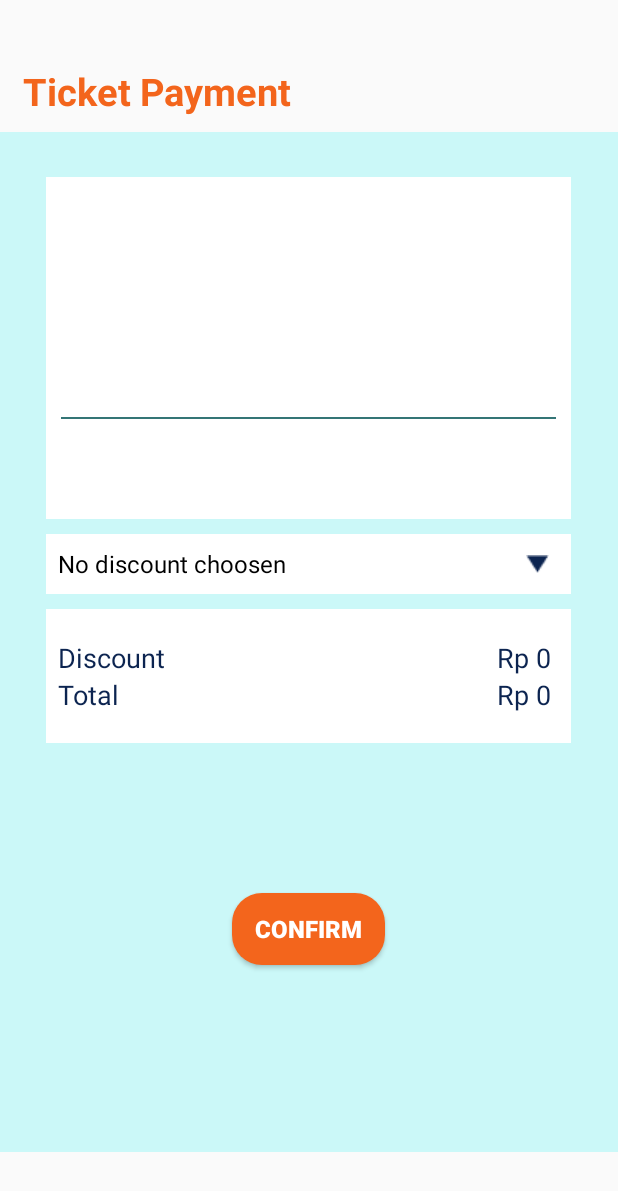
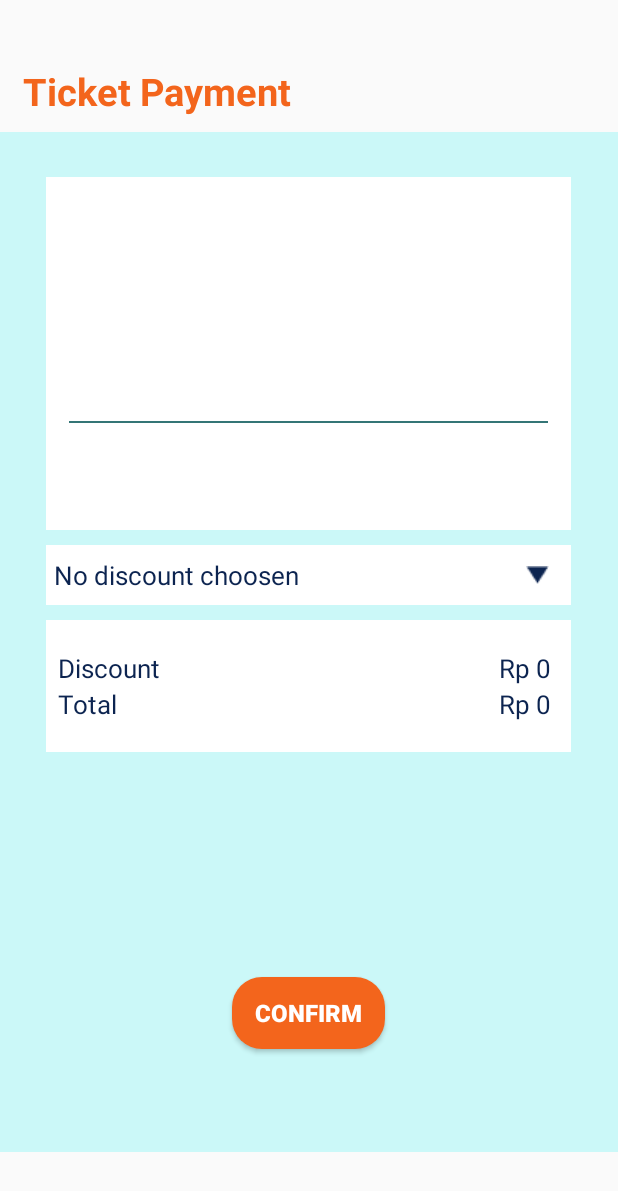
Before and after one commit to NadiaClarissaHermawan/Sunnyside-Shuttle, an Android app: the fragment PaymentFragment shown on its own in the app's theme, on a phone screen of 412 x 824 dp. Shown: the top 1191 px of the screen. Run offline under Robolectric (Android 15) with nearby library versions, the phone set to English and light mode, and no system bars; libraries missing offline, so code that uses them is left out: org.parceler; 1 statement that could not run was skipped.

Commit message:
final finishing :)

```diff
--- a/app/src/main/java/com/example/tubesp3b_2/MainActivity.java
+++ b/app/src/main/java/com/example/tubesp3b_2/MainActivity.java
@@ -243,6 +243,7 @@ public class MainActivity extends AppCompatActivity{
             this.changePage(1);
         }else if(this.currentFragment == this.paymentFragment){
             this.seatFragment.resetVehicleType();
+            this.paymentFragment.resetDiscount();
             this.changePage(2);
         }else if(this.currentFragment == this.landingPageFragment){
             this.changePage(-1);
--- a/app/src/main/java/com/example/tubesp3b_2/SplashScreenActivity.java
+++ b/app/src/main/java/com/example/tubesp3b_2/SplashScreenActivity.java
@@ -141,6 +141,7 @@ public class SplashScreenActivity extends AppCompatActivity implements IBoarding
             this.showBoardingScreen();
         //move intent
         }else{
+            binding.containerSplashLanding.setVisibility(View.GONE);
             this.changeIntent(uname, token);
         }
     }
@@ -155,9 +156,10 @@ public class SplashScreenActivity extends AppCompatActivity implements IBoarding
         this.viewPager.postDelayed(new Runnable() {
             @Override
             public void run() {
+                binding.containerSplashLanding.setVisibility(View.GONE);
                 viewPager.setAdapter(pagerAdapter);
             }
-        }, 5000);
+        }, 7500);
     }
 
 
--- a/app/src/main/java/com/example/tubesp3b_2/view/PaymentFragment.java
+++ b/app/src/main/java/com/example/tubesp3b_2/view/PaymentFragment.java
@@ -17,6 +17,7 @@ import androidx.fragment.app.FragmentManager;
 import androidx.fragment.app.FragmentResultListener;
 
 import com.example.tubesp3b_2.MainActivity;
+import com.example.tubesp3b_2.R;
 import com.example.tubesp3b_2.databinding.PaymentFailedDialogBinding;
 import com.example.tubesp3b_2.databinding.PaymentFragmentBinding;
 import com.example.tubesp3b_2.databinding.PaymentSucceedDialogBinding;
@@ -85,7 +86,7 @@ public class PaymentFragment extends Fragment implements View.OnClickListener {
         this.binding.tvRutePayment.setText(this.order.getSource() + " to "+this.order.getDestination());
         this.binding.tvTanggalPayment.setText(this.order.getDate() + "   "+this.order.getHour()+":00");
         this.binding.tvVehicle.setText(this.order.getVehicle() + " car");
-        this.binding.tvFee.setText("Each seat fee : " + this.order.getFee());
+        this.binding.tvFee.setText("Each seat fee : Rp " + this.order.getFee());
         this.binding.tvJumlahTicket.setText(this.order.getSeats().size() + "x Ticket(s)");
         this.binding.tvTicketSeat.setText(this.formatSeats());
         this.rawTotal = this.order.getSeats().size() * this.order.getFee();
@@ -105,7 +106,7 @@ public class PaymentFragment extends Fragment implements View.OnClickListener {
 
         //setup spinner
         this.spinnerDiscount = (Spinner) this.binding.spinnerDiscount;
-        ArrayAdapter<String> adp = new ArrayAdapter<String> (this.getContext(), android.R.layout.simple_spinner_dropdown_item, discounts);
+        ArrayAdapter<String> adp = new ArrayAdapter<String> (this.getContext(), R.layout.spinner_layout, discounts);
         spinnerDiscount.setAdapter(adp);
         spinnerDiscount.setSelected(true);
 
@@ -137,6 +138,12 @@ public class PaymentFragment extends Fragment implements View.OnClickListener {
                 //do nothing
             }
         });
+    }
+
+
+    //reset discount
+    public void resetDiscount(){
+        this.spinnerDiscount.setSelection(0);
     }
 
 
--- a/app/src/main/java/com/example/tubesp3b_2/view/SeatFragment.java
+++ b/app/src/main/java/com/example/tubesp3b_2/view/SeatFragment.java
@@ -373,6 +373,7 @@ public class SeatFragment extends Fragment implements View.OnClickListener, View
             }
         });
         ShakeDetector.start();
+        ShakeDetector.updateConfiguration(5, 3);
     }
 
 
--- a/app/src/main/res/layout/login_fragment.xml
+++ b/app/src/main/res/layout/login_fragment.xml
@@ -78,7 +78,7 @@
         app:layout_constraintEnd_toEndOf="parent"
         app:layout_constraintStart_toStartOf="parent"
         app:layout_constraintTop_toBottomOf="@+id/et_login_username"
-        app:layout_constraintVertical_bias="0.0"
+        app:layout_constraintVertical_bias="0.02"
         app:layout_constraintWidth_percent=".8" />
 
     <TextView
--- a/app/src/main/res/layout/on_boarding_2_fragment.xml
+++ b/app/src/main/res/layout/on_boarding_2_fragment.xml
@@ -1,9 +1,9 @@
 <?xml version="1.0" encoding="utf-8"?>
 <!--in case aboleh pake constraint layout-->
-<RelativeLayout
-    xmlns:android="http://schemas.android.com/apk/res/android"
+<RelativeLayout xmlns:android="http://schemas.android.com/apk/res/android"
     android:layout_width="match_parent"
-    android:layout_height="match_parent">
+    android:layout_height="match_parent"
+    xmlns:app="http://schemas.android.com/apk/res-auto">
 
     <!--container logo & menu skip-->
     <RelativeLayout
--- a/app/src/main/res/layout/payment_fragment.xml
+++ b/app/src/main/res/layout/payment_fragment.xml
@@ -41,7 +41,7 @@
             android:layout_marginTop="30dp"
             android:background="@color/white"
             android:orientation="vertical"
-            android:padding="10dp">
+            android:padding="15dp">
 
             <!--TextView Rute-->
             <TextView
@@ -51,7 +51,7 @@
                 android:layout_height="wrap_content"
                 android:layout_marginTop="10dp"
                 android:textColor="@color/medium_dark_blue"
-                android:textSize="18sp" />
+                android:textSize="17sp" />
 
             <!--TextView Tanggal-->
             <TextView
@@ -61,7 +61,7 @@
                 android:layout_height="wrap_content"
                 android:layout_marginTop="5dp"
                 android:textColor="@color/medium_dark_blue"
-                android:textSize="18sp" />
+                android:textSize="17sp" />
 
             <!--TextView Jenis Mobil-->
             <TextView
@@ -71,7 +71,7 @@
                 android:layout_height="wrap_content"
                 android:layout_marginTop="5dp"
                 android:textColor="@color/medium_dark_blue"
-                android:textSize="18sp" />
+                android:textSize="17sp" />
 
             <!--TextView Jenis Mobil-->
             <TextView
@@ -81,7 +81,7 @@
                 android:layout_height="wrap_content"
                 android:layout_marginTop="5dp"
                 android:textColor="@color/medium_dark_blue"
-                android:textSize="18sp" />
+                android:textSize="17sp" />
 
             <!--Horizontal Line-->
             <View
@@ -103,7 +103,7 @@
                     android:layout_height="wrap_content"
                     android:layout_marginTop="10dp"
                     android:textColor="@color/medium_dark_blue"
-                    android:textSize="18sp"
+                    android:textSize="17sp"
                     android:textStyle="bold" />
 
                 <!--TextView Seat-->
@@ -114,7 +114,7 @@
                     android:layout_height="wrap_content"
                     android:layout_marginTop="32dp"
                     android:textColor="@color/medium_dark_blue"
-                    android:textSize="18sp"
+                    android:textSize="17sp"
                     android:textStyle="bold" />
 
                 <!--TextView Total-->
@@ -126,7 +126,7 @@
                     android:layout_alignParentRight="true"
                     android:layout_marginTop="10dp"
                     android:textColor="@color/medium_dark_blue"
-                    android:textSize="18sp"
+                    android:textSize="17sp"
                     android:textStyle="bold" />
             </RelativeLayout>
         </LinearLayout>
@@ -147,7 +147,7 @@
                 android:layout_width="350dp"
                 android:layout_height="40dp"
                 android:textColor="@color/medium_dark_blue"
-                android:textSize="18sp" />
+                android:textSize="17sp" />
 
             <!--Final Price container-->
             <RelativeLayout
@@ -161,13 +161,13 @@
 
                 <TextView
                     android:id="@+id/discount_title"
+                    fontPath="fonts/MontserratRegular.ttf"
                     android:layout_width="wrap_content"
                     android:layout_height="wrap_content"
                     android:layout_marginLeft="8dp"
                     android:text="@string/discount_title"
                     android:textColor="@color/dark_blue"
-                    android:textSize="18sp"
-                    fontPath="fonts/MontserratRegular.ttf"/>
+                    android:textSize="17sp" />
 
                 <TextView
                     android:id="@+id/discount_amount"
@@ -176,19 +176,19 @@
                     android:layout_height="wrap_content"
                     android:layout_alignParentRight="true"
                     android:layout_marginRight="13dp"
-                    android:textSize="18sp"
+                    android:textSize="17sp"
                     android:textColor="@color/dark_blue"/>
 
                 <TextView
                     android:id="@+id/final_total_title"
+                    fontPath="fonts/MontserratBold.ttf"
                     android:layout_width="wrap_content"
                     android:layout_height="wrap_content"
                     android:layout_below="@id/discount_title"
                     android:layout_marginLeft="8dp"
                     android:text="@string/total_title"
-                    android:textSize="18sp"
                     android:textColor="@color/dark_blue"
-                    fontPath="fonts/MontserratBold.ttf"/>
+                    android:textSize="17sp" />
 
                 <TextView
                     android:id="@+id/final_total_amount"
@@ -198,28 +198,28 @@
                     android:layout_alignParentRight="true"
                     android:layout_below="@id/discount_amount"
                     android:layout_marginRight="13dp"
-                    android:textSize="18sp"
+                    android:textSize="17sp"
                     android:textColor="@color/dark_blue"/>
             </RelativeLayout>
         </RelativeLayout>
 
         <Button
             android:id="@+id/btn_confirm_payment"
+            fontPath="fonts/RobotoBold.ttf"
             android:layout_width="wrap_content"
             android:layout_height="wrap_content"
             android:layout_below="@id/container_discount"
             android:layout_centerHorizontal="true"
-            android:layout_marginTop="100dp"
+            android:layout_marginTop="150dp"
+            android:background="@drawable/orange_btn"
+            android:paddingLeft="15dp"
             android:paddingTop="10dp"
+            android:paddingRight="15dp"
             android:paddingBottom="10dp"
-            android:paddingLeft="15dp"
-            android:paddingRight="15dp"
             android:text="@string/btn_confirm_payment"
-            android:textSize="16sp"
-            android:textStyle="bold"
             android:textAlignment="center"
             android:textColor="@color/white"
-            android:background="@drawable/orange_btn"
-            fontPath="fonts/RobotoBold.ttf"/>
+            android:textSize="16sp"
+            android:textStyle="bold" />
     </RelativeLayout>
 </LinearLayout>
--- /dev/null
+++ b/app/src/main/res/layout/spinner_layout.xml
@@ -0,0 +1,9 @@
+<?xml version="1.0" encoding="utf-8"?>
+<TextView
+    xmlns:android="http://schemas.android.com/apk/res/android"
+    android:layout_width="match_parent"
+    android:layout_height="wrap_content"
+    android:textSize="17sp"
+    android:gravity="left"
+    android:textColor="@color/dark_blue"
+    android:padding="5dip" />
```
Also changed, not shown: app/src/main/res/layout/activity_splash_screen.xml (+43 -1 lines), app/src/main/res/layout/on_boarding_1_fragment.xml (+16 -3 lines), app/src/main/res/raw/clouds.json (added, +1 -0 lines), app/src/main/res/raw/sun.json (added, +1 -0 lines), app/src/main/res/drawable-v24/anywhen.png (added), app/src/main/res/drawable-v24/anywhere.png (added), app/src/main/res/drawable-v24/bottom_splash.png (added), app/src/main/res/drawable-v24/top_splash.png (added), app/src/main/res/drawable/anywhen.png (added), app/src/main/res/drawable/anywhere.png (added), app/src/main/res/drawable/bottom_splash.png (added), app/src/main/res/drawable/top_splash.png (added).
